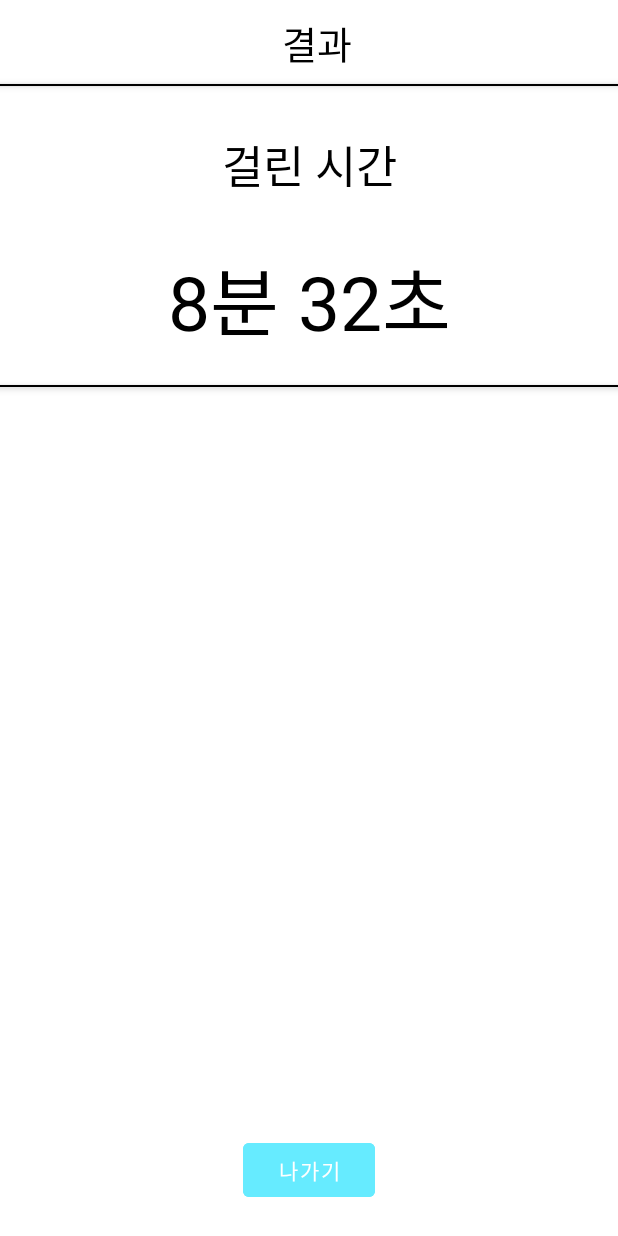
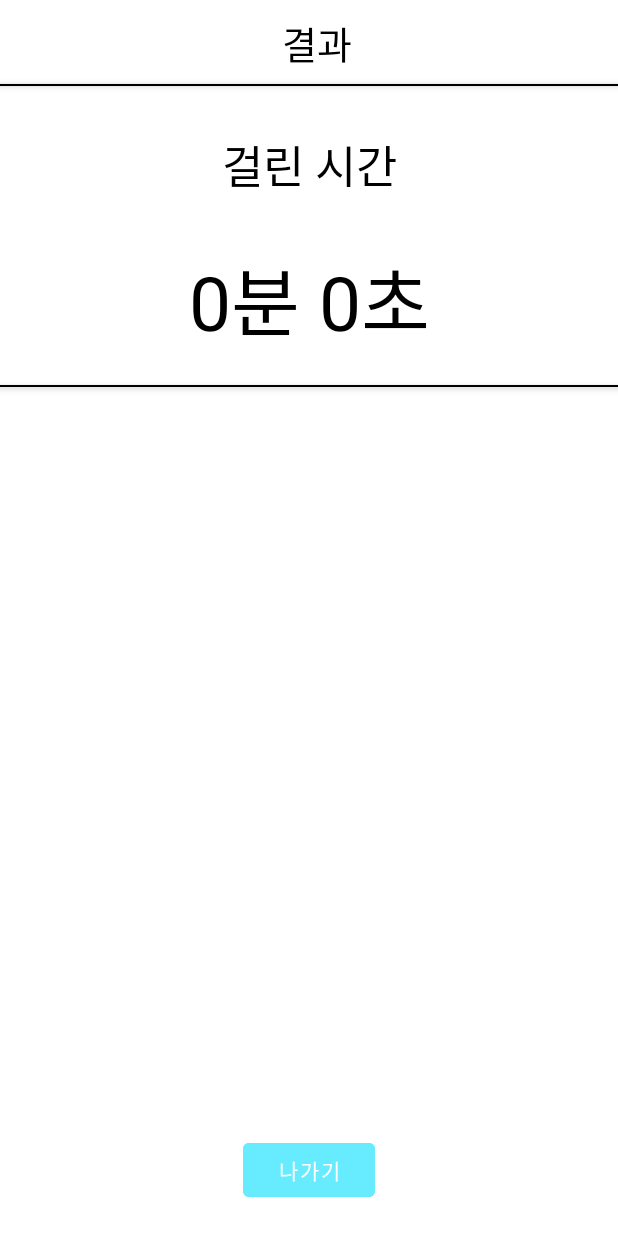
Before and after one commit to chlqudco/ThinkIT, an Android app: the SubjectiveResultActivity screen opened directly, with no data from a screen before it, on a phone screen of 412 x 824 dp. Run offline under Robolectric (Android 15) with nearby library versions, the phone set to English and light mode, and no system bars.

Commit message:
출시 전 완성

```diff
--- a/app/src/main/AndroidManifest.xml
+++ b/app/src/main/AndroidManifest.xml
@@ -9,7 +9,7 @@
         android:allowBackup="true"
         android:dataExtractionRules="@xml/data_extraction_rules"
         android:fullBackupContent="@xml/backup_rules"
-        android:icon="@mipmap/ic_launcher"
+        android:icon="@drawable/appicon"
         android:label="@string/app_name"
         android:roundIcon="@mipmap/ic_launcher_round"
         android:supportsRtl="true"
--- a/app/src/main/java/com/chlqudco/develop/thinkit/data/network/FeedbackApiService.kt
+++ b/app/src/main/java/com/chlqudco/develop/thinkit/data/network/FeedbackApiService.kt
@@ -1,14 +1,16 @@
 package com.chlqudco.develop.thinkit.data.network
 
+import com.chlqudco.develop.thinkit.data.response.FeedbackResponse
 import retrofit2.Response
 import retrofit2.http.Field
 import retrofit2.http.POST
+import retrofit2.http.Query
 
 interface FeedbackApiService {
 
     @POST("/api/feedback")
     suspend fun postFeedback(
-        @Field("feedback") feedback: String
-    ): Response<Boolean>
+        @Query("feedback") feedback: String
+    ): Response<FeedbackResponse>
 
 }
--- a/app/src/main/java/com/chlqudco/develop/thinkit/data/network/QuizApiService.kt
+++ b/app/src/main/java/com/chlqudco/develop/thinkit/data/network/QuizApiService.kt
@@ -1,13 +1,14 @@
 package com.chlqudco.develop.thinkit.data.network
 
 import com.chlqudco.develop.thinkit.data.response.MultipleChoiceQuizResponse
+import com.chlqudco.develop.thinkit.data.response.SubjectQuizResponse
 import retrofit2.Response
 import retrofit2.http.GET
 import retrofit2.http.Query
 
 interface QuizApiService {
 
-    @GET("/api/test")
+    @GET("/api/problems")
     suspend fun getMultipleChoice(
         @Query("subjects") subjects: List<String>
     ): Response<MultipleChoiceQuizResponse>
@@ -15,6 +16,6 @@ interface QuizApiService {
     @GET("/api/interview-problems")
     suspend fun getSubjectiveQuiz(
         @Query("subjects") subjects: List<String>
-    ): Response<List<String>>
+    ): Response<SubjectQuizResponse>
 
 }
--- a/app/src/main/java/com/chlqudco/develop/thinkit/data/repository/FeedbackRepositoryImpl.kt
+++ b/app/src/main/java/com/chlqudco/develop/thinkit/data/repository/FeedbackRepositoryImpl.kt
@@ -13,7 +13,7 @@ class FeedbackRepositoryImpl(
         try {
             val response = feedbackApiService.postFeedback(feedback)
             if (response.isSuccessful){
-                return@withContext response.body() ?: false
+                return@withContext response.body()?.isSuccess ?: false
             } else{
                 return@withContext false
             }
--- a/app/src/main/java/com/chlqudco/develop/thinkit/data/repository/QuizRepositoryImpl.kt
+++ b/app/src/main/java/com/chlqudco/develop/thinkit/data/repository/QuizRepositoryImpl.kt
@@ -1,5 +1,6 @@
 package com.chlqudco.develop.thinkit.data.repository
 
+import android.util.Log
 import com.chlqudco.develop.thinkit.data.entity.MultipleChoiceEntity
 import com.chlqudco.develop.thinkit.data.network.QuizApiService
 import kotlinx.coroutines.CoroutineDispatcher
@@ -31,7 +32,8 @@ class QuizRepositoryImpl(
         try {
             val response = quizApiService.getSubjectiveQuiz(subjects)
             if (response.isSuccessful){
-                return@withContext response.body() ?: listOf()
+                Log.e("asdasd", response.body().toString())
+                return@withContext response.body()?.problems ?: listOf()
             } else{
                 return@withContext listOf()
             }
--- a/app/src/main/java/com/chlqudco/develop/thinkit/presentation/explanation/ExplanationViewModel.kt
+++ b/app/src/main/java/com/chlqudco/develop/thinkit/presentation/explanation/ExplanationViewModel.kt
@@ -17,12 +17,6 @@ private val getContentUseCase: GetContentUseCase
 
     override fun fetchData(): Job = viewModelScope.launch {
         _explanationStateLiveData.postValue(ExplanationState.Loading)
-        val response = getContentUseCase("array")
-        if (response.isEmpty()){
-            _explanationStateLiveData.postValue(ExplanationState.Error)
-        } else{
-            _explanationStateLiveData.postValue(ExplanationState.Success(response))
-        }
     }
 
     fun getExplanation(keyword: String){
--- a/app/src/main/java/com/chlqudco/develop/thinkit/presentation/quiz/subjective/result/SubjectiveResultActivity.kt
+++ b/app/src/main/java/com/chlqudco/develop/thinkit/presentation/quiz/subjective/result/SubjectiveResultActivity.kt
@@ -3,6 +3,7 @@ package com.chlqudco.develop.thinkit.presentation.quiz.subjective.result
 import android.os.Bundle
 import com.chlqudco.develop.thinkit.databinding.ActivitySubjectiveResultBinding
 import com.chlqudco.develop.thinkit.presentation.base.BaseActivity
+import com.chlqudco.develop.thinkit.utility.AppKey.SUBJECTIVE_QUIZ_TIME
 import org.koin.android.ext.android.inject
 
 internal class SubjectiveResultActivity : BaseActivity<SubjectiveResultViewModel, ActivitySubjectiveResultBinding>() {
@@ -21,6 +22,14 @@ internal class SubjectiveResultActivity : BaseActivity<SubjectiveResultViewModel
     }
 
     private fun initViews() {
+
+        val delayTime = intent.getLongExtra(SUBJECTIVE_QUIZ_TIME, 0)
+
+        val minute = delayTime/1000/60
+        val seconds = delayTime/1000
+
+        binding.ActivitySubjectiveResultTimeTextView.text = "${minute}분 ${seconds}초"
+
         binding.ActivitySubjectiveResultExitButton.setOnClickListener {
             finish()
         }
--- a/app/src/main/res/layout/activity_subjective_result.xml
+++ b/app/src/main/res/layout/activity_subjective_result.xml
@@ -49,7 +49,7 @@
         android:layout_width="wrap_content"
         android:layout_height="wrap_content"
         android:layout_marginTop="30dp"
-        android:text="8분 32초"
+        android:text="분 초"
         android:textColor="@color/black"
         android:textSize="50sp"
         app:layout_constraintEnd_toEndOf="@id/ActivitySubjectiveResultTimeTopTextView"
--- a/app/src/main/res/layout/fragment_explanation.xml
+++ b/app/src/main/res/layout/fragment_explanation.xml
@@ -39,7 +39,7 @@
         android:layout_height="50dp"
         android:background="#FFD2D2"
         android:gravity="center"
-        android:text="광고"
+        android:text="광고 예정"
         app:layout_constraintBottom_toBottomOf="parent"
         app:layout_constraintEnd_toEndOf="parent"
         app:layout_constraintStart_toStartOf="parent"
```
Also changed, not shown: app/src/main/java/com/chlqudco/develop/thinkit/data/response/FeedbackResponse.kt (added, +8 -0 lines), app/src/main/java/com/chlqudco/develop/thinkit/data/response/SubjectQuizResponse.kt (added, +7 -0 lines), app/src/main/java/com/chlqudco/develop/thinkit/presentation/concept/ConceptFragment.kt (+10 -5 lines), app/src/main/java/com/chlqudco/develop/thinkit/presentation/main/MainActivity.kt (+1 -8 lines), app/src/main/java/com/chlqudco/develop/thinkit/presentation/quiz/QuizChoiceFragment.kt (+10 -5 lines), app/src/main/java/com/chlqudco/develop/thinkit/presentation/quiz/multiplechoice/quiz/MultipleChoiceQuizActivity.kt (+9 -1 lines), app/src/main/java/com/chlqudco/develop/thinkit/presentation/quiz/subjective/quiz/SubjectiveQuizActivity.kt (+5 -2 lines), app/src/main/java/com/chlqudco/develop/thinkit/utility/AppKey.kt (+13 -0 lines), app/src/main/res/drawable/appicon.png (added).
